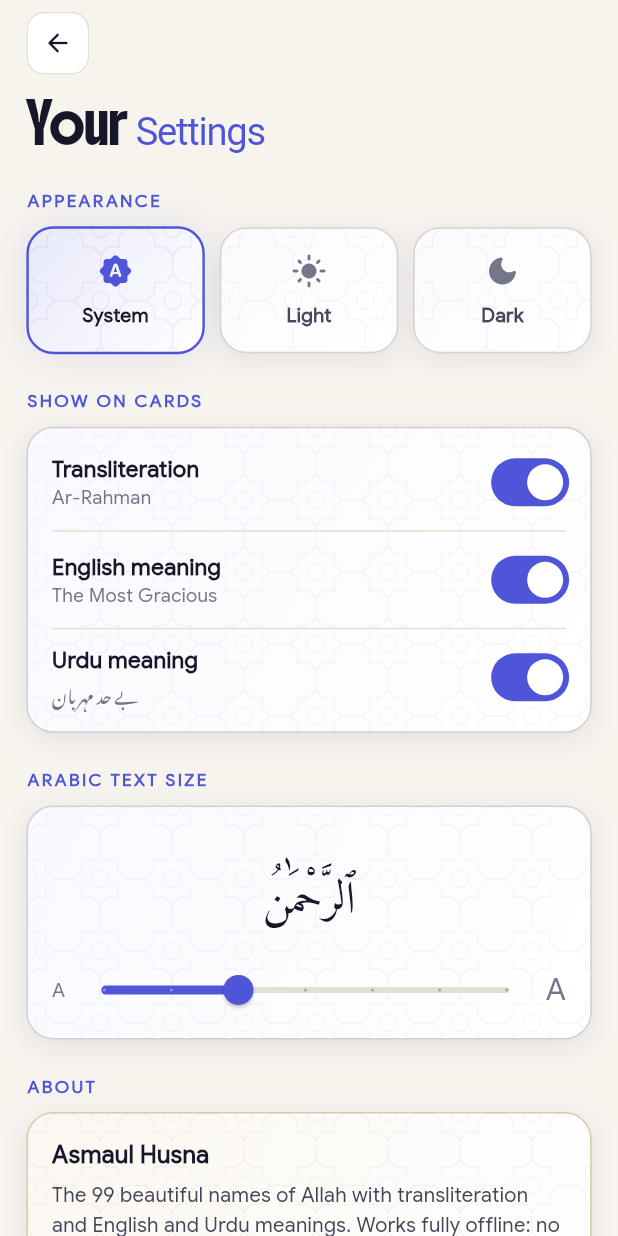
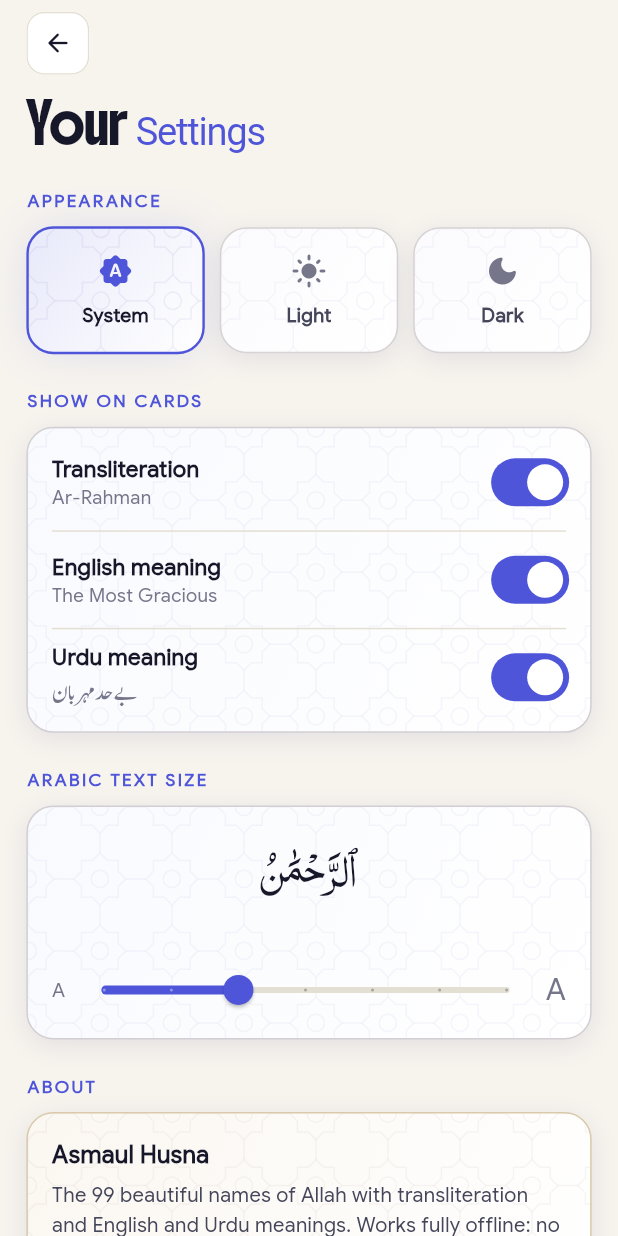
Before and after one commit to muzzammil763/Asmaul-Husna, a Flutter app: the SplashScreen screen opened directly, after a tap on the "tune" icon, on a phone screen of 412 x 824 dp. Run offline on Flutter 3.47's test engine with Material 3 defaults, Android fonts, the phone set to English and light mode, and no system bars; our stand-ins replace shared_preferences; accounts and stored records are empty.

Commit message:
feat: use Jameel Noori Nastaleeq for Urdu and PDMS Saleem for Arabic
Co-Authored-By: Claude Opus 5.5 <noreply@anthropic.com>

```diff
--- a/lib/src/home/home_screen.dart
+++ b/lib/src/home/home_screen.dart
@@ -202,8 +202,9 @@ class _VerseCard extends StatelessWidget {
             textDirection: TextDirection.rtl,
             style: TextStyle(
               fontFamily: AppFonts.arabic,
-              fontSize: context.r(23),
-              height: 2,
+              fontSize: context.r(31),
+              height: 1.7,
+              wordSpacing: 6,
               color: p.gold,
             ),
           ),
@@ -214,8 +215,8 @@ class _VerseCard extends StatelessWidget {
               textDirection: TextDirection.rtl,
               style: TextStyle(
                 fontFamily: AppFonts.urdu,
-                fontSize: context.r(12.5),
-                height: 2.1,
+                fontSize: context.r(19),
+                height: 1.6,
                 color: p.body,
               ),
             ),
--- a/lib/src/home/name_cards.dart
+++ b/lib/src/home/name_cards.dart
@@ -42,8 +42,8 @@ class NameGridCard extends StatelessWidget {
                   textDirection: TextDirection.rtl,
                   style: TextStyle(
                     fontFamily: AppFonts.arabic,
-                    fontSize: context.r(30) * s.arabicScale,
-                    height: 1.9,
+                    fontSize: context.r(42) * s.arabicScale,
+                    height: 1.5,
                     color: p.title,
                   ),
                 ),
@@ -80,8 +80,8 @@ class NameGridCard extends StatelessWidget {
               overflow: TextOverflow.ellipsis,
               style: TextStyle(
                 fontFamily: AppFonts.urdu,
-                fontSize: context.r(12),
-                height: 1.9,
+                fontSize: context.r(18),
+                height: 1.5,
                 color: p.muted,
               ),
             ),
@@ -149,8 +149,8 @@ class NameListCard extends StatelessWidget {
                     textDirection: TextDirection.rtl,
                     style: TextStyle(
                       fontFamily: AppFonts.urdu,
-                      fontSize: 12.5,
-                      height: 2,
+                      fontSize: 19,
+                      height: 1.5,
                       color: p.muted,
                     ),
                   ),
@@ -169,8 +169,8 @@ class NameListCard extends StatelessWidget {
                 textDirection: TextDirection.rtl,
                 style: TextStyle(
                   fontFamily: AppFonts.arabic,
-                  fontSize: 26 * s.arabicScale,
-                  height: 1.9,
+                  fontSize: 36 * s.arabicScale,
+                  height: 1.5,
                   color: p.title,
                 ),
               ),
--- a/lib/src/settings/settings_screen.dart
+++ b/lib/src/settings/settings_screen.dart
@@ -122,8 +122,8 @@ class SettingsScreen extends StatelessWidget {
                             textDirection: TextDirection.rtl,
                             style: TextStyle(
                               fontFamily: AppFonts.arabic,
-                              fontSize: 30 * s.arabicScale,
-                              height: 1.8,
+                              fontSize: 42 * s.arabicScale,
+                              height: 1.5,
                               color: p.title,
                             ),
                           ),
@@ -279,8 +279,8 @@ class _SwitchRow extends StatelessWidget {
                     style: urduSubtitle
                         ? TextStyle(
                             fontFamily: AppFonts.urdu,
-                            fontSize: 12,
-                            height: 1.9,
+                            fontSize: 18,
+                            height: 1.5,
                             color: p.muted,
                           )
                         : TextStyle(fontSize: 12.5, color: p.muted),
--- a/lib/src/splash/splash_screen.dart
+++ b/lib/src/splash/splash_screen.dart
@@ -81,8 +81,8 @@ class _SplashScreenState extends State<SplashScreen>
                             textDirection: TextDirection.rtl,
                             style: TextStyle(
                               fontFamily: AppFonts.arabic,
-                              fontSize: context.r(54),
-                              height: 1.6,
+                              fontSize: context.r(76),
+                              height: 1.4,
                               color: p.gold,
                             ),
                           ),
--- a/lib/src/ui/theme.dart
+++ b/lib/src/ui/theme.dart
@@ -107,8 +107,8 @@ class AppPalette extends ThemeExtension<AppPalette> {
 abstract final class AppFonts {
   static const sans = 'Google Sans';
   static const display = 'Boldonse';
-  static const arabic = 'Amiri Quran';
-  static const urdu = 'Noto Nastaliq Urdu';
+  static const arabic = 'PDMS Saleem Quran';
+  static const urdu = 'Jameel Noori Nastaleeq';
 }
 
 ThemeData buildTheme(Brightness brightness) {
```
Also changed, not shown: lib/src/detail/name_detail_screen.dart (+4 -4 lines), pubspec.yaml (+5 -5 lines), assets/fonts/AmiriQuran.ttf (deleted), assets/fonts/JameelNooriNastaleeq.ttf (added), assets/fonts/NotoNastaliqUrdu.ttf (deleted), assets/fonts/PDMSSaleemQuran.ttf (added).
